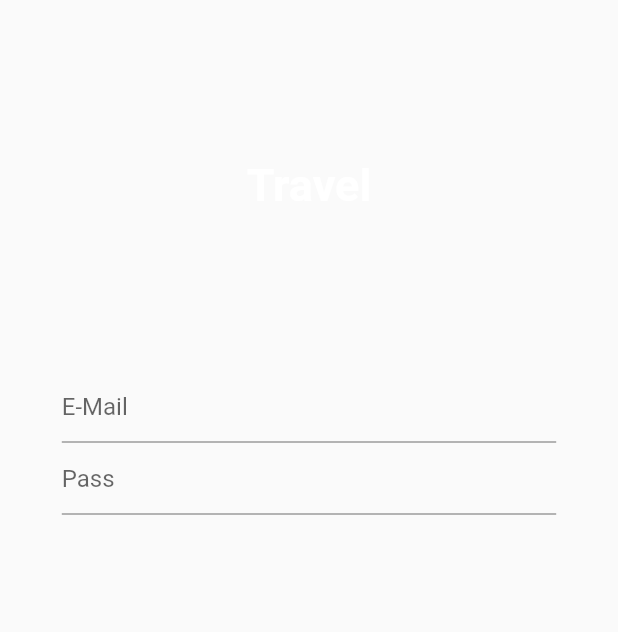
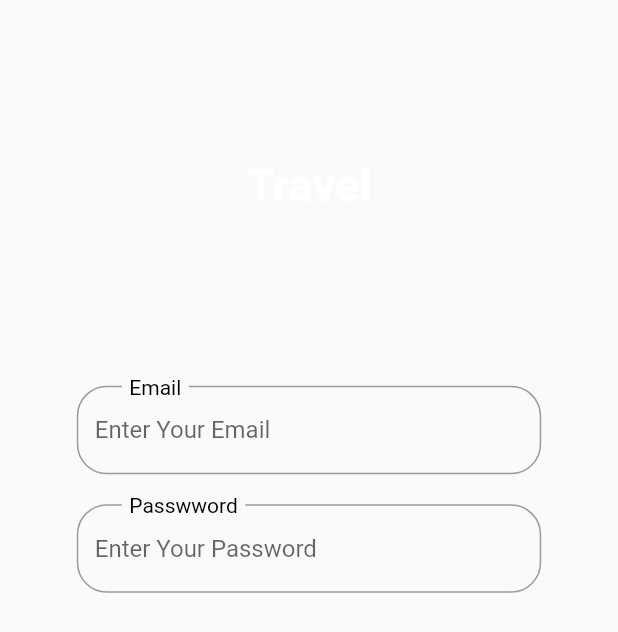
Before and after one commit to cvb1994/Travel-App, a Flutter app: the LoginPage screen opened directly, on a phone screen of 412 x 824 dp. Shown: the top 632 px of the screen. Run offline on Flutter 3.47's test engine with Material 2 defaults, Android fonts, the phone set to English and light mode, and no system bars.

Commit message:
update wigget form field

```diff
--- a/travel/lib/pages/login_page.dart
+++ b/travel/lib/pages/login_page.dart
@@ -1,5 +1,6 @@
 import 'package:flutter/material.dart';
 import 'package:travel/widget/custom_button.dart';
+import 'package:travel/widget/custom_form_field.dart';
 
 class LoginPage extends StatefulWidget {
   const LoginPage({super.key});
@@ -8,8 +9,7 @@ class LoginPage extends StatefulWidget {
   State<LoginPage> createState() => _LoginPageState();
 }
 
-class _LoginPageState extends State<LoginPage>{
-
+class _LoginPageState extends State<LoginPage> {
   @override
   Widget build(BuildContext context) {
     double logoBox = MediaQuery.of(context).size.height * 0.3;
@@ -23,32 +23,33 @@ class _LoginPageState extends State<LoginPage>{
     return Scaffold(
       body: Padding(
         padding: EdgeInsets.symmetric(horizontal: paddingSizeWidth),
-        child: Column(
-          children: [
+        child: Column(children: [
           SizedBox(
             height: logoBox,
             child: const Center(
-                child: Text(
-                  "Travel",
+              child: Text("Travel",
                   style: TextStyle(
                       color: Colors.white,
                       fontWeight: FontWeight.bold,
-                    fontSize: 30 )
-                ),
+                      fontSize: 30)),
             ),
           ),
           SizedBox(
             height: loginBox,
             child: Column(
               children: [
-                  TextField(
-                      controller: emailController,
-                      decoration: const InputDecoration(hintText: 'E-Mail'),
-                    ),
-                  TextField(
-                      controller: passwordController,
-                      decoration: const InputDecoration(hintText: 'Pass'),
-                    ),
+                // TextField(
+                //   controller: emailController,
+                //   decoration: const InputDecoration(hintText: 'E-Mail'),
+                // ),
+                // TextField(
+                //   controller: passwordController,
+                //   decoration: const InputDecoration(hintText: 'Pass'),
+                // ),
+                CustomFormField(
+                    fieldName: 'Email', textHint: 'Enter Your Email'),
+                CustomFormField(
+                    fieldName: 'Passwword', textHint: 'Enter Your Password')
               ],
             ),
           ),
@@ -56,8 +57,8 @@ class _LoginPageState extends State<LoginPage>{
             height: buttonBox,
             child: Row(),
           ),
-          ]),),
+        ]),
+      ),
     );
   }
-
 }
--- /dev/null
+++ b/travel/lib/widget/custom_form_field.dart
@@ -0,0 +1,62 @@
+import 'package:flutter/material.dart';
+
+class CustomFormField extends StatefulWidget {
+  const CustomFormField(
+      {super.key, required this.fieldName, required this.textHint});
+  final String fieldName;
+  final String textHint;
+
+  @override
+  State<CustomFormField> createState() => _CustomFormFieldState();
+}
+
+class _CustomFormFieldState extends State<CustomFormField> {
+  Color color = Colors.black;
+  final FocusNode _focus = FocusNode();
+
+  void _onFocusChange() {
+    setState(() {
+      color = color == Colors.black ? Colors.yellow : Colors.black;
+    });
+  }
+
+  @override
+  void initState() {
+    super.initState();
+    _focus.addListener(_onFocusChange);
+  }
+
+  @override
+  Widget build(BuildContext context) {
+    return Stack(
+      children: [
+        Padding(
+            padding: EdgeInsets.all(10),
+            child: TextField(
+              focusNode: _focus,
+              decoration: InputDecoration(
+                focusedBorder: const OutlineInputBorder(
+                    borderSide: BorderSide(color: Colors.yellow),
+                    borderRadius: BorderRadius.all(Radius.circular(20))),
+                border: const OutlineInputBorder(
+                    borderRadius: BorderRadius.all(Radius.circular(20))),
+                hintText: widget.textHint,
+              ),
+            )),
+        Positioned(
+            left: 40,
+            top: 3,
+            child: Container(
+              decoration:
+                  BoxDecoration(color: Color.fromARGB(250, 250, 250, 250)),
+              padding: EdgeInsets.symmetric(horizontal: 5),
+              child: Text(
+                widget.fieldName,
+                textAlign: TextAlign.justify,
+                style: TextStyle(color: color != null ? color : Colors.black),
+              ),
+            ))
+      ],
+    );
+  }
+}
```
Lines whose indentation alone changed are shown as unchanged.
